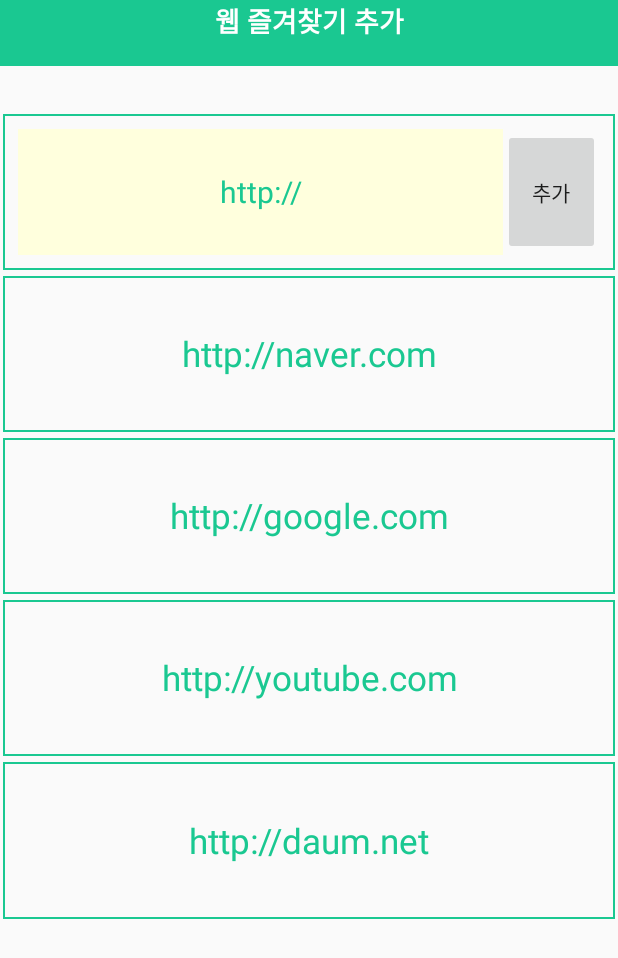
After one commit to jungjusung/CNG, an Android app: the WebListActivity screen opened directly, with no data from a screen before it, on a phone screen of 412 x 824 dp. The commit adds this screen. Shown: the top 958 px of the screen. Run offline under Robolectric (Android 15) with nearby library versions, the phone set to English and light mode, and no system bars; 1 statement that could not run was skipped.

Commit message:
웹 즐겨찾기 기능 완료

```diff
--- a/app/src/main/AndroidManifest.xml
+++ b/app/src/main/AndroidManifest.xml
@@ -33,6 +33,7 @@
         <activity android:name=".com.example.user.gnc.settings.LocationSettingActivity" />
         <activity android:name=".com.example.user.gnc.settings.SizeSettingActivity" />
         <activity android:name=".com.example.user.gnc.settings.AppListActivity" />
+        <activity android:name=".com.example.user.gnc.settings.WebListActivity"/>
     </application>
 
 </manifest>
--- a/app/src/main/java/com/example/user/gnc/StartActivity.java
+++ b/app/src/main/java/com/example/user/gnc/StartActivity.java
@@ -415,6 +415,15 @@ public class StartActivity extends Service implements View.OnTouchListener {
 
                         }
 
+                    }else if(method == START_WEB_CALL){
+                        String urlPath = rs.getString(rs.getColumnIndex("path"));
+                        Toast.makeText(StartActivity.this, urlPath, Toast.LENGTH_SHORT).show();
+                        if(!urlPath.equals(null)){
+                            Intent intent = new Intent(Intent.ACTION_VIEW);
+                            intent.addFlags(Intent.FLAG_ACTIVITY_NEW_TASK);
+                            intent.setData(Uri.parse(urlPath));
+                            startActivity(intent);
+                        }
                     }
                     return super.onDoubleTap(e);
                 }
@@ -709,7 +718,14 @@ public class StartActivity extends Service implements View.OnTouchListener {
                                 startActivity(intent);
                             }
                         } else if (method == START_WEB_CALL) {
-
+                            String urlPath = rs.getString(rs.getColumnIndex("path"));
+                            Toast.makeText(StartActivity.this, urlPath, Toast.LENGTH_SHORT).show();
+                            if(!urlPath.equals(null)){
+                                Intent intent = new Intent(Intent.ACTION_VIEW);
+                                intent.addFlags(Intent.FLAG_ACTIVITY_NEW_TASK);
+                                intent.setData(Uri.parse(urlPath));
+                                startActivity(intent);
+                            }
                         }
 
                     } else if (gestureResult.equals("오른쪽")) {
@@ -735,7 +751,14 @@ public class StartActivity extends Service implements View.OnTouchListener {
                                 startActivity(intent);
                             }
                         } else if (method == START_WEB_CALL) {
-
+                            String urlPath = rs.getString(rs.getColumnIndex("path"));
+                            Toast.makeText(StartActivity.this, urlPath, Toast.LENGTH_SHORT).show();
+                            if(!urlPath.equals(null)){
+                                Intent intent = new Intent(Intent.ACTION_VIEW);
+                                intent.addFlags(Intent.FLAG_ACTIVITY_NEW_TASK);
+                                intent.setData(Uri.parse(urlPath));
+                                startActivity(intent);
+                            }
                         }
                     } else if (gestureResult.equals("아래쪽")) {
                         Toast.makeText(StartActivity.this, "아래쪽", Toast.LENGTH_SHORT).show();
@@ -758,7 +781,14 @@ public class StartActivity extends Service implements View.OnTouchListener {
                                 startActivity(intent);
                             }
                         } else if (method == START_WEB_CALL) {
-
+                            String urlPath = rs.getString(rs.getColumnIndex("path"));
+                            Toast.makeText(StartActivity.this, urlPath, Toast.LENGTH_SHORT).show();
+                            if(!urlPath.equals(null)){
+                                Intent intent = new Intent(Intent.ACTION_VIEW);
+                                intent.addFlags(Intent.FLAG_ACTIVITY_NEW_TASK);
+                                intent.setData(Uri.parse(urlPath));
+                                startActivity(intent);
+                            }
                         }
 
                     } else if (gestureResult.equals("위쪽")) {
@@ -783,6 +813,14 @@ public class StartActivity extends Service implements View.OnTouchListener {
                             }
 
                         } else if (method == START_WEB_CALL) {
+                            String urlPath = rs.getString(rs.getColumnIndex("path"));
+                            Toast.makeText(StartActivity.this, urlPath, Toast.LENGTH_SHORT).show();
+                            if(!urlPath.equals(null)){
+                                  Intent intent = new Intent(Intent.ACTION_VIEW);
+                                 intent.addFlags(Intent.FLAG_ACTIVITY_NEW_TASK);
+                                  intent.setData(Uri.parse(urlPath));
+                                 startActivity(intent);
+                            }
 
                         }
 
--- a/app/src/main/java/com/example/user/gnc/com/example/user/gnc/settings/KeySettingActivity.java
+++ b/app/src/main/java/com/example/user/gnc/com/example/user/gnc/settings/KeySettingActivity.java
@@ -146,7 +146,7 @@ public class KeySettingActivity extends Activity {
                         } else if (strName.equals("앱 실행")) {
                             selectApp(short_id);
                         } else if (strName.equals("웹 실행")) {
-
+                            selectWeb(short_id);
                         }
 
                         /*Log.d(TAG,"번호"+number);
@@ -170,6 +170,12 @@ public class KeySettingActivity extends Activity {
     public void selectApp(int short_cut) {
         Intent intent = new Intent(this, AppListActivity.class);
         intent.putExtra("short_cut", Integer.toString(short_cut));
+        startActivity(intent);
+    }
+
+    public void selectWeb(int short_id){
+        Intent intent = new Intent(this,WebListActivity.class);
+        intent.putExtra("short_id",Integer.toString(short_id));
         startActivity(intent);
     }
 
--- a/app/src/main/java/com/example/user/gnc/com/example/user/gnc/settings/MyDB.java
+++ b/app/src/main/java/com/example/user/gnc/com/example/user/gnc/settings/MyDB.java
@@ -22,7 +22,7 @@ public class MyDB extends SQLiteOpenHelper{
         sqLiteDatabase.execSQL("create table img_info(x int, y int, size int, path varchar(2000));");
         sqLiteDatabase.execSQL("insert into img_info(x,y,size,path) values(350,600,0,'');");
         /*어플리케이션에 필요한 테이블이 있으면 테이블은 이 시점에 구축하자.*/
-        sqLiteDatabase.execSQL("create table shortcut(short_cut int, path varchar(200), name varchar(20), method int);");
+        sqLiteDatabase.execSQL("create table shortcut(short_cut int, path varchar(200), name varchar(100), method int);");
         sqLiteDatabase.execSQL("insert into shortcut ( short_cut) values (1)");
         sqLiteDatabase.execSQL("insert into shortcut ( short_cut) values (2)");
         sqLiteDatabase.execSQL("insert into shortcut ( short_cut) values (3)");
--- /dev/null
+++ b/app/src/main/java/com/example/user/gnc/com/example/user/gnc/settings/WebListActivity.java
@@ -0,0 +1,69 @@
+package com.example.user.gnc.com.example.user.gnc.settings;
+
+import android.content.Intent;
+import android.net.Uri;
+import android.os.Bundle;
+import android.os.PersistableBundle;
+import android.support.v7.app.AppCompatActivity;
+import android.view.View;
+import android.widget.EditText;
+import android.widget.TextView;
+
+import com.example.user.gnc.R;
+import com.example.user.gnc.defaultAct;
+
+/**
+ * Created by wbhlkc0 on 2016-12-13.
+ */
+
+public class WebListActivity extends AppCompatActivity{
+    TextView naver,google,youtube,daum;
+    EditText textAddress;
+    int short_id;
+    @Override
+    public void onCreate(Bundle savedInstanceState) {
+        super.onCreate(savedInstanceState);
+        setContentView(R.layout.web_url_setting);
+        Intent intent = getIntent();
+        short_id = Integer.parseInt(intent.getStringExtra("short_id"));
+         naver = (TextView)findViewById(R.id.naver);
+         google = (TextView)findViewById(R.id.google);
+         youtube = (TextView)findViewById(R.id.youtube);
+         daum = (TextView)findViewById(R.id.daum);
+        textAddress = (EditText)findViewById(R.id.textAddress);
+    }
+
+    public void btnClick(View view){
+        String sql = "update shortcut set path=?,name=?,method=3 where short_cut=?";
+        switch (view.getId()){
+            case R.id.naver:
+                defaultAct.db.execSQL(sql, new String[]{
+                        naver.getText().toString(),naver.getText().toString(),Integer.toString(short_id)
+                });
+                break;
+            case R.id.google:
+                defaultAct.db.execSQL(sql, new String[]{
+                        google.getText().toString(),google.getText().toString(),Integer.toString(short_id)
+                });
+                break;
+            case R.id.youtube:
+                defaultAct.db.execSQL(sql, new String[]{
+                        youtube.getText().toString(),youtube.getText().toString(),Integer.toString(short_id)
+                });
+                break;
+            case R.id.daum:
+                defaultAct.db.execSQL(sql, new String[]{
+                        daum.getText().toString(),daum.getText().toString(),Integer.toString(short_id)
+                });
+                break;
+            case R.id.textAddressButton:
+                defaultAct.db.execSQL(sql, new String[]{
+                        textAddress.getText().toString(),textAddress.getText().toString(),Integer.toString(short_id)
+                });
+        }
+        Intent intent = new Intent(this,KeySettingActivity.class);
+        startActivity(intent);
+    }
+
+
+}
--- /dev/null
+++ b/app/src/main/res/layout/web_url_setting.xml
@@ -0,0 +1,170 @@
+<?xml version="1.0" encoding="utf-8"?>
+<LinearLayout xmlns:android="http://schemas.android.com/apk/res/android"
+    android:layout_width="match_parent"
+    android:layout_height="match_parent"
+    android:orientation="vertical">
+
+    <LinearLayout
+        android:layout_width="match_parent"
+        android:layout_height="0dp"
+        android:layout_weight="1"
+        android:background="@color/settingColor">
+
+        <TextView
+            android:layout_width="0dp"
+            android:layout_height="wrap_content"
+            android:layout_weight="4"
+            android:text="웹 즐겨찾기 추가"
+            android:textAlignment="center"
+            android:textColor="#ffffff"
+            android:textSize="18sp"
+            android:textStyle="bold" />
+
+    </LinearLayout>
+
+    <LinearLayout
+        android:layout_width="match_parent"
+        android:layout_height="0dp"
+        android:layout_marginTop="30dp"
+        android:layout_weight="17"
+        android:orientation="vertical">
+
+        <LinearLayout
+            android:layout_width="match_parent"
+            android:layout_height="0dp"
+            android:layout_gravity="center_horizontal"
+            android:layout_margin="2dp"
+            android:layout_weight="2"
+            android:background="@drawable/border2"
+            android:orientation="horizontal">
+
+            <EditText
+                android:id="@+id/textAddress"
+                android:background="#FFFFDD"
+                android:layout_width="0dp"
+                android:layout_height="match_parent"
+                android:layout_weight="10"
+                android:gravity="center"
+                android:text="http://"
+                android:textSize="20sp"
+                android:textColor="@color/settingColor"
+                android:textAlignment="center" />
+
+
+            <Button
+                android:id="@+id/textAddressButton"
+                android:onClick="btnClick"
+                android:layout_width="0dp"
+                android:layout_height="match_parent"
+                android:layout_weight="2"
+                android:text="추가"
+                />
+        </LinearLayout>
+        <LinearLayout
+            android:layout_width="match_parent"
+            android:layout_height="0dp"
+            android:layout_gravity="center_horizontal"
+            android:layout_margin="2dp"
+            android:layout_weight="2"
+            android:background="@drawable/border2"
+            android:orientation="horizontal">
+
+            <TextView
+                android:onClick="btnClick"
+                android:id="@+id/naver"
+                android:layout_width="0dp"
+                android:layout_height="match_parent"
+                android:layout_weight="10"
+                android:gravity="center"
+                android:text="http://naver.com"
+                android:textSize="23sp"
+                android:textColor="@color/settingColor"
+                android:textAlignment="center" />
+
+        </LinearLayout>
+        <LinearLayout
+            android:layout_width="match_parent"
+            android:layout_height="0dp"
+            android:layout_gravity="center_horizontal"
+            android:layout_margin="2dp"
+            android:layout_weight="2"
+            android:background="@drawable/border2"
+            android:orientation="horizontal">
+
+            <TextView
+                android:onClick="btnClick"
+                android:id="@+id/google"
+                android:layout_width="0dp"
+                android:layout_height="match_parent"
+                android:layout_weight="10"
+                android:gravity="center"
+                android:text="http://google.com"
+                android:textSize="23sp"
+                android:textColor="@color/settingColor"
+                android:textAlignment="center" />
+
+        </LinearLayout>
+        <LinearLayout
+        android:layout_width="match_parent"
+        android:layout_height="0dp"
+        android:layout_gravity="center_horizontal"
+        android:layout_margin="2dp"
+        android:layout_weight="2"
+        android:background="@drawable/border2"
+        android:orientation="horizontal">
+
+        <TextView
+            android:onClick="btnClick"
+            android:id="@+id/youtube"
+            android:layout_width="0dp"
+            android:layout_height="match_parent"
+            android:layout_weight="10"
+            android:gravity="center"
+            android:text="http://youtube.com"
+            android:textSize="23sp"
+            android:textColor="@color/settingColor"
+            android:textAlignment="center" />
+
+    </LinearLayout>
+        <LinearLayout
+        android:layout_width="match_parent"
+        android:layout_height="0dp"
+        android:layout_gravity="center_horizontal"
+        android:layout_margin="2dp"
+        android:layout_weight="2"
+        android:background="@drawable/border2"
+        android:orientation="horizontal">
+
+        <TextView
+            android:onClick="btnClick"
+            android:id="@+id/daum"
+            android:layout_width="0dp"
+            android:layout_height="match_parent"
+            android:layout_weight="10"
+            android:gravity="center"
+            android:text="http://daum.net"
+            android:textSize="23sp"
+            android:textColor="@color/settingColor"
+            android:textAlignment="center" />
+
+    </LinearLayout>
+
+
+
+        <LinearLayout
+            android:layout_width="match_parent"
+            android:layout_height="0dp"
+            android:layout_gravity="center_horizontal"
+            android:layout_weight="2"
+            android:orientation="horizontal">
+
+        </LinearLayout>
+
+        <LinearLayout
+            android:layout_width="match_parent"
+            android:layout_height="0dp"
+            android:layout_gravity="center_horizontal"
+            android:layout_weight="2"
+            android:orientation="horizontal"></LinearLayout>
+    </LinearLayout>
+</LinearLayout>
```
